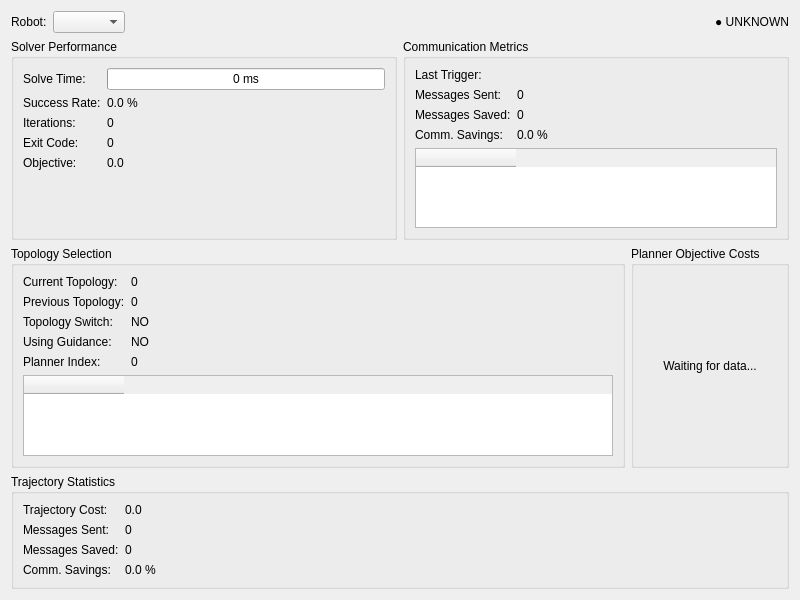
This is mpc_planner_dashboard/resource/mpc_planner_dashboard.ui in Juleszwanen/oscar_mpc_planner_mr_modification as Qt 5 draws it before an edit. The edited form follows.
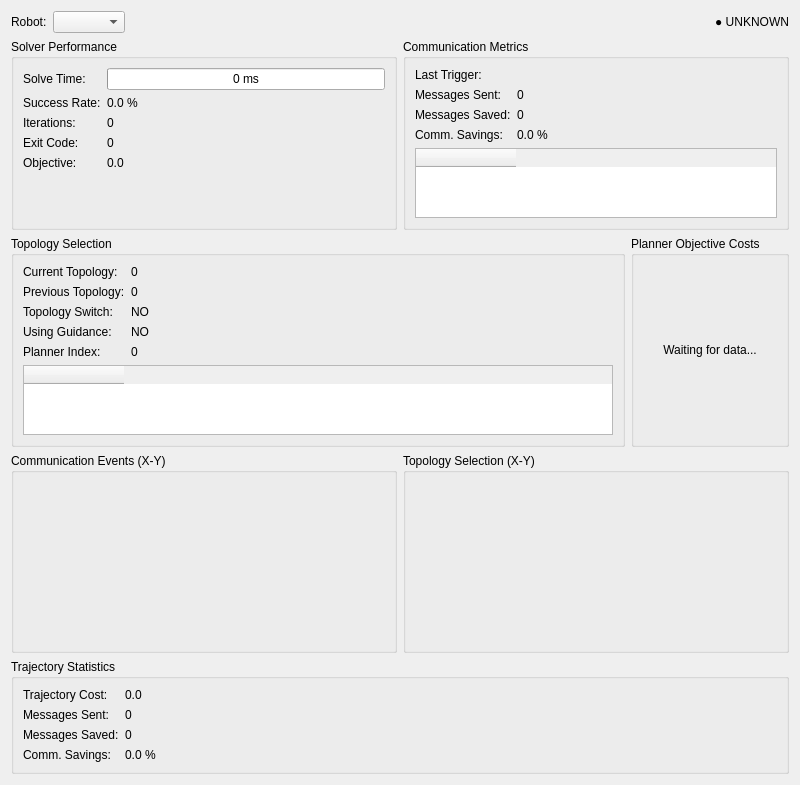
This is the edited form.

Commit message: updated the gui, now also contains x-y plots with com tirggers and topology switches

```diff
--- a/mpc_planner_dashboard/resource/mpc_planner_dashboard.ui
+++ b/mpc_planner_dashboard/resource/mpc_planner_dashboard.ui
@@ -383,6 +383,46 @@
     </layout>
    </item>
 
+   <!-- X-Y Plots Row: Communication Events and Topology Selection -->
+   <item>
+    <layout class="QHBoxLayout" name="plotsRowLayout">
+     <!-- Communication Events X-Y Plot -->
+     <item>
+      <widget class="QGroupBox" name="commPlotGroupBox">
+       <property name="title">
+        <string>Communication Events (X-Y)</string>
+       </property>
+       <property name="minimumSize">
+        <size>
+         <width>300</width>
+         <height>200</height>
+        </size>
+       </property>
+       <layout class="QVBoxLayout" name="commPlotLayout">
+        <!-- Matplotlib FigureCanvas will be added here by Python code -->
+       </layout>
+      </widget>
+     </item>
+     <!-- Topology Selection X-Y Plot -->
+     <item>
+      <widget class="QGroupBox" name="topoPlotGroupBox">
+       <property name="title">
+        <string>Topology Selection (X-Y)</string>
+       </property>
+       <property name="minimumSize">
+        <size>
+         <width>300</width>
+         <height>200</height>
+        </size>
+       </property>
+       <layout class="QVBoxLayout" name="topoPlotLayout">
+        <!-- Matplotlib FigureCanvas will be added here by Python code -->
+       </layout>
+      </widget>
+     </item>
+    </layout>
+   </item>
+
    <!-- Bottom row: Trajectory Statistics -->
    <item>
     <widget class="QGroupBox" name="trajectoryGroupBox">
```
The commit also changes 3 other files.
